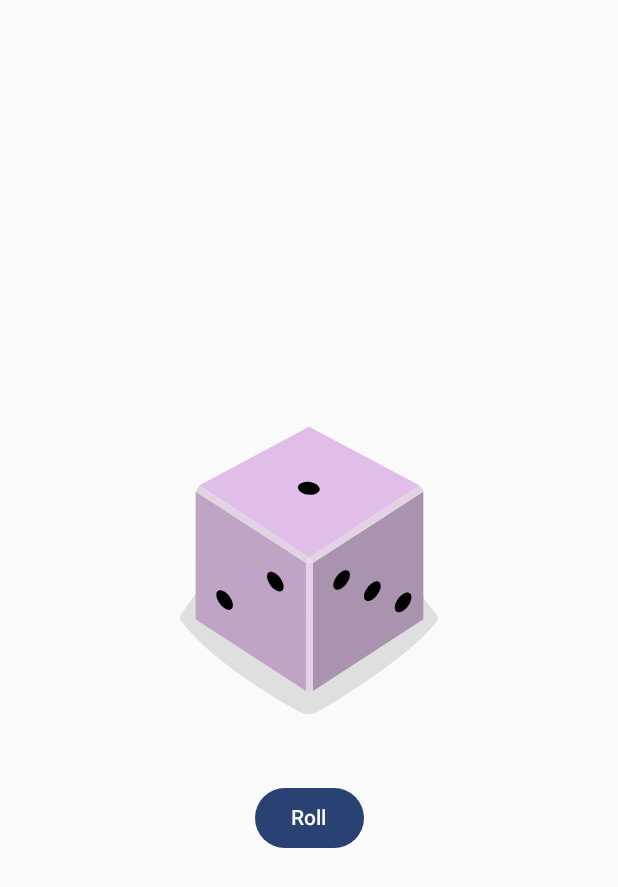
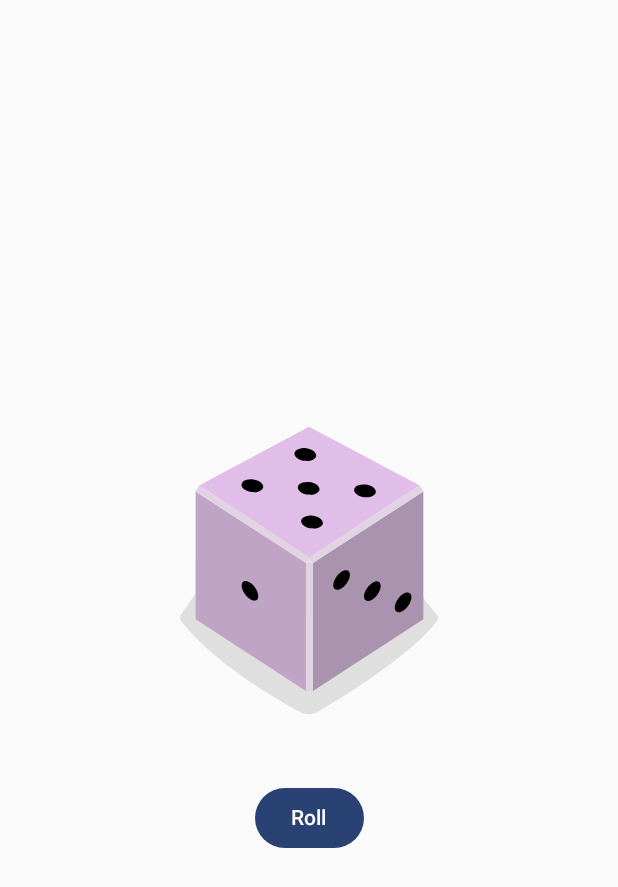
Before and after one commit to TrasguLabs/DiceRoller, an Android app built with Jetpack Compose: the screen it shows after launch (MainActivity), after a tap on "Roll", on a phone screen of 412 x 824 dp. Shown: the top 887 px of the screen. Run offline under Robolectric (Android 15) with nearby library versions, the phone set to English and light mode, and no system bars.

Commit message:
Added rest of dice images and logic to button

```diff
--- a/app/src/main/java/com/example/diceroller/MainActivity.kt
+++ b/app/src/main/java/com/example/diceroller/MainActivity.kt
@@ -13,6 +13,10 @@ import androidx.compose.foundation.layout.wrapContentSize
 import androidx.compose.material3.Button
 import androidx.compose.material3.Text
 import androidx.compose.runtime.Composable
+import androidx.compose.runtime.getValue
+import androidx.compose.runtime.mutableStateOf
+import androidx.compose.runtime.remember
+import androidx.compose.runtime.setValue
 import androidx.compose.ui.Alignment
 import androidx.compose.ui.Modifier
 import androidx.compose.ui.res.painterResource
@@ -36,12 +40,27 @@ class MainActivity : ComponentActivity() {
 @Composable
 fun DiceWithButtonAndImage(modifier: Modifier = Modifier) {
 
-    Column(modifier = modifier,
-        horizontalAlignment = Alignment.CenterHorizontally) {
-        Image(painter = painterResource(R.drawable.dice_1),
-            contentDescription = "1")
+    var result by remember { mutableStateOf(1) }
+    val imageResource = when (result) {
+        1 -> R.drawable.dice_1
+        2 -> R.drawable.dice_2
+        3 -> R.drawable.dice_3
+        4 -> R.drawable.dice_4
+        5 -> R.drawable.dice_5
+        else -> R.drawable.dice_6
+    }
+
+
+    Column(
+        modifier = modifier,
+        horizontalAlignment = Alignment.CenterHorizontally
+    ) {
+        Image(
+            painter = painterResource(imageResource),
+            contentDescription = result.toString()
+        )
         Spacer(modifier = Modifier.height(16.dp))
-        Button(onClick = {/*TODO*/}) {
+        Button(onClick = { result = (1..6).random() }) {
             Text(stringResource(R.string.roll))
         }
     }
@@ -50,8 +69,9 @@ fun DiceWithButtonAndImage(modifier: Modifier = Modifier) {
 @Preview(showBackground = true)
 @Composable
 fun DiceRollerApp() {
-    DiceWithButtonAndImage(modifier = Modifier
-        .fillMaxSize()
-        .wrapContentSize(Alignment.Center)
+    DiceWithButtonAndImage(
+        modifier = Modifier
+            .fillMaxSize()
+            .wrapContentSize(Alignment.Center)
     )
 }
```
